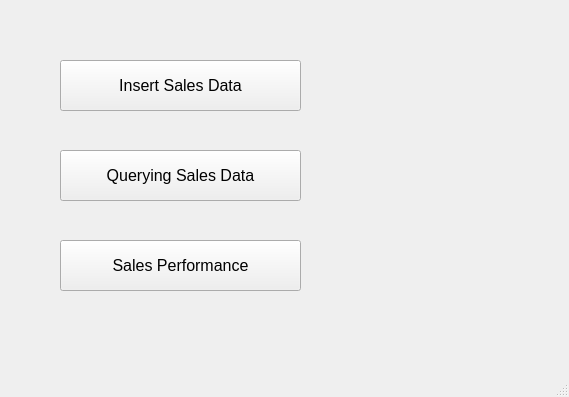
Above: app_main.ui from ChristianChiNguyen/SuperstoreSales before the change. Below: the same form after it.
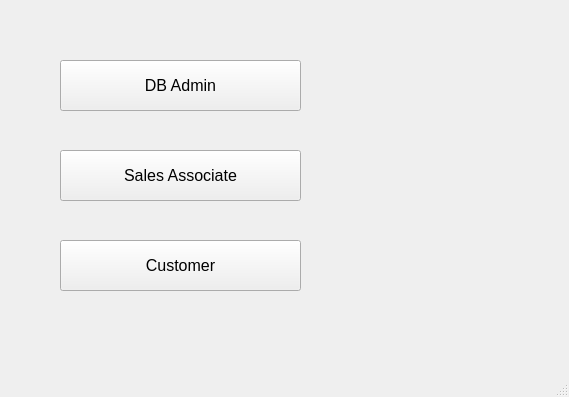
That is the form after the change. Icons and pictures are not drawn.

Diff of the .ui file:
```diff
--- a/app_main.ui
+++ b/app_main.ui
@@ -32,7 +32,7 @@
      </font>
     </property>
     <property name="text">
-     <string>Insert Sales Data</string>
+     <string>DB Admin</string>
     </property>
    </widget>
    <widget class="QPushButton" name="sales_analysis_button">
@@ -50,7 +50,7 @@
      </font>
     </property>
     <property name="text">
-     <string>Sales Performance</string>
+     <string>Customer</string>
     </property>
    </widget>
    <widget class="QPushButton" name="querying_sales_button">
@@ -68,7 +68,7 @@
      </font>
     </property>
     <property name="text">
-     <string>Querying Sales Data</string>
+     <string>Sales Associate</string>
     </property>
    </widget>
   </widget>
```
Left out of the diff: 6 changed lines with no effect on the pictures.
